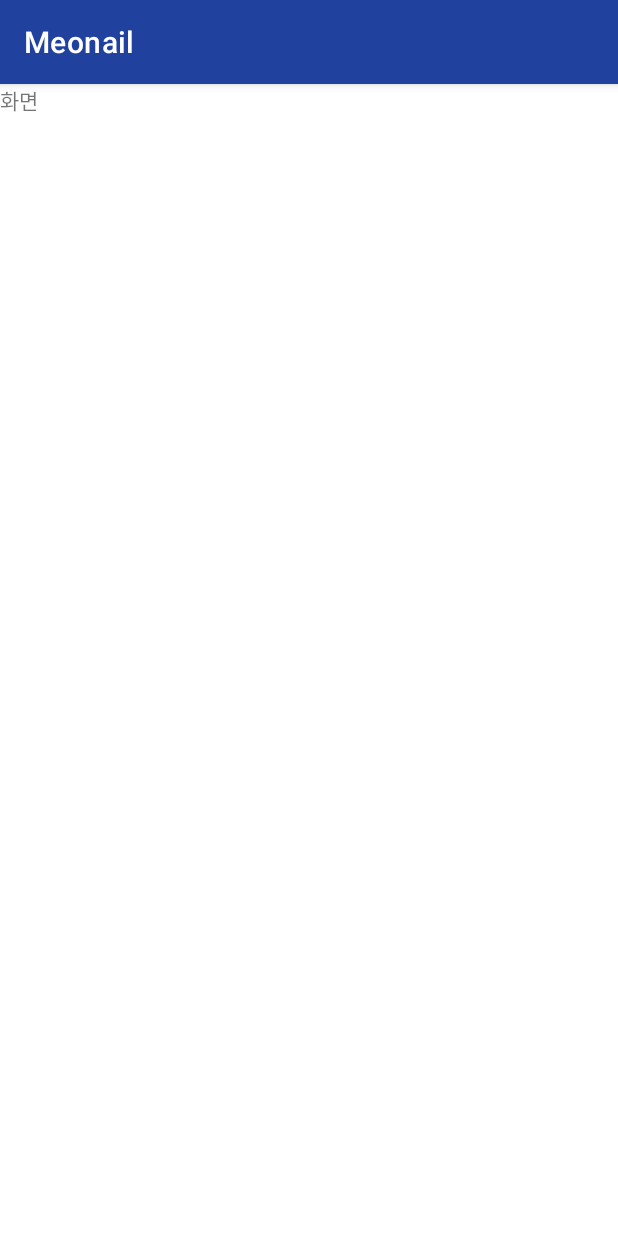
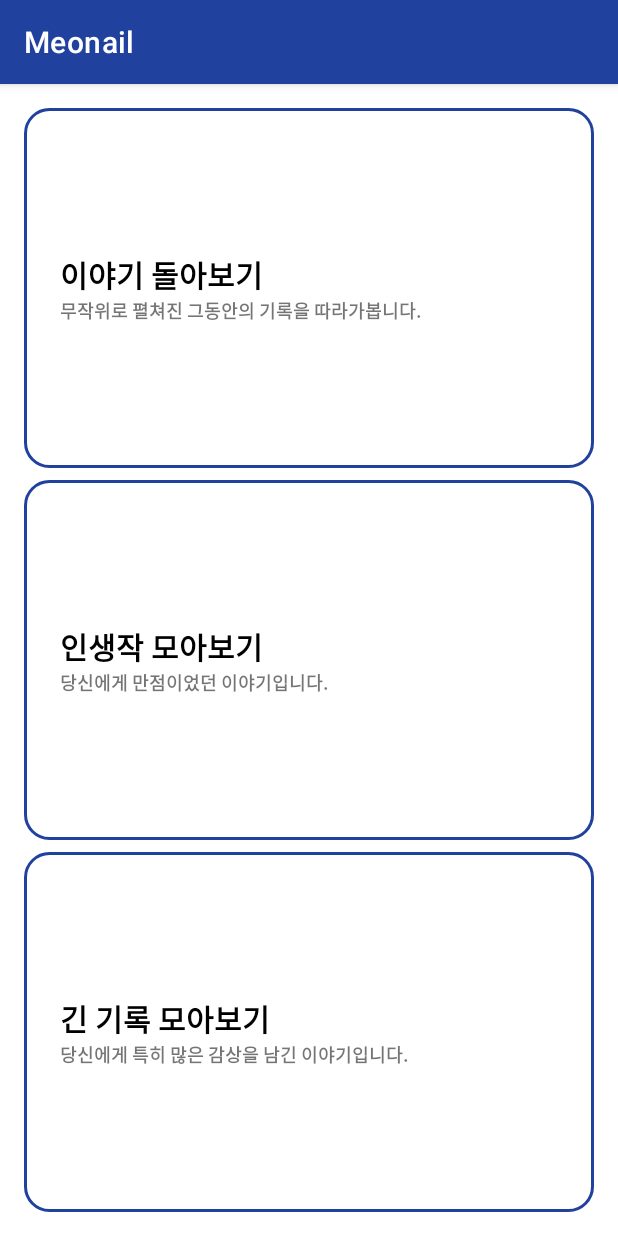
Before and after one commit to jyoon75/Meonail, an Android app: the fragment MemoryFragment shown on its own in the app's theme, on a phone screen of 412 x 824 dp. Run offline under Robolectric (Android 15) with nearby library versions, the phone set to English and light mode, and no system bars; 1 statement that could not run was skipped.

Commit message:
추억 탭

```diff
--- a/app/src/main/AndroidManifest.xml
+++ b/app/src/main/AndroidManifest.xml
@@ -6,7 +6,6 @@
     <uses-permission android:name="android.permission.ACCESS_NETWORK_STATE" />
     <uses-permission android:name="android.permission.WRITE_EXTERNAL_STORAGE" />
     <uses-permission android:name="android.permission.READ_EXTERNAL_STORAGE" />
-
 
     <application
         android:allowBackup="true"
@@ -21,9 +20,11 @@
         android:usesCleartextTraffic="true"
         tools:targetApi="31">
         <activity
+            android:name=".MemoryGalleryActivity"
+            android:exported="false" />
+        <activity
             android:name=".WishListActivity"
             android:exported="false" />
-
         <activity
             android:name=".ui.login.LoginActivity"
             android:exported="false"
--- a/app/src/main/java/com/example/meonail/MemoryFragment.kt
+++ b/app/src/main/java/com/example/meonail/MemoryFragment.kt
@@ -1,25 +1,25 @@
 package com.example.meonail
 
+import RecordDatabaseHelper
+import android.content.Intent
 import android.os.Bundle
 import androidx.fragment.app.Fragment
 import android.view.LayoutInflater
 import android.view.View
 import android.view.ViewGroup
+import com.example.meonail.databinding.FragmentMemoryBinding
 
-// TODO: Rename parameter arguments, choose names that match
-// the fragment initialization parameters, e.g. ARG_ITEM_NUMBER
+
 private const val ARG_PARAM1 = "param1"
 private const val ARG_PARAM2 = "param2"
 
-/**
- * A simple [Fragment] subclass.
- * Use the [MemoryFragment.newInstance] factory method to
- * create an instance of this fragment.
- */
 class MemoryFragment : Fragment() {
     // TODO: Rename and change types of parameters
     private var param1: String? = null
     private var param2: String? = null
+
+    private lateinit var binding: FragmentMemoryBinding
+    private lateinit var databaseHelper: RecordDatabaseHelper
 
     override fun onCreate(savedInstanceState: Bundle?) {
         super.onCreate(savedInstanceState)
@@ -34,19 +34,34 @@ class MemoryFragment : Fragment() {
         savedInstanceState: Bundle?
     ): View? {
         // Inflate the layout for this fragment
-        return inflater.inflate(R.layout.fragment_memory, container, false)
+        binding = FragmentMemoryBinding.inflate(inflater, container, false)
+        databaseHelper = RecordDatabaseHelper(requireContext())
+
+        // 클릭 시 MemoryGalleryActivity로 이동
+        binding.layoutAllMemory.setOnClickListener { // 모든 기록
+            val type = "All"
+            val intent = Intent(requireContext(), MemoryGalleryActivity::class.java)
+            intent.putExtra("type", type) // 넘기려는 값을 Intent에 담아서 전달
+            startActivity(intent)
+        }
+        binding.layoutRatingFiveMemory.setOnClickListener { // 5.0점 기록
+            val type = "RatingFive"
+            val intent = Intent(requireContext(), MemoryGalleryActivity::class.java)
+            intent.putExtra("type", type) // 넘기려는 값을 Intent에 담아서 전달
+            startActivity(intent)
+        }
+        binding.layoutLongNoteMemory.setOnClickListener { // 노트가 긴 기록
+            val type = "LongNote"
+            val intent = Intent(requireContext(), MemoryGalleryActivity::class.java)
+            intent.putExtra("type", type) // 넘기려는 값을 Intent에 담아서 전달
+            startActivity(intent)
+        }
+
+
+        return binding.root
     }
 
     companion object {
-        /**
-         * Use this factory method to create a new instance of
-         * this fragment using the provided parameters.
-         *
-         * @param param1 Parameter 1.
-         * @param param2 Parameter 2.
-         * @return A new instance of fragment MemoryFragment.
-         */
-        // TODO: Rename and change types and number of parameters
         @JvmStatic
         fun newInstance(param1: String, param2: String) =
             MemoryFragment().apply {
--- /dev/null
+++ b/app/src/main/res/drawable/outline.xml
@@ -0,0 +1,13 @@
+<?xml version="1.0" encoding="utf-8"?>
+<shape xmlns:android="http://schemas.android.com/apk/res/android">
+    <!-- 배경 색상 설정 -->
+    <solid android:color="#FFFFFF" />  <!-- 원하는 배경 색상으로 변경 -->
+
+    <!-- 모서리 둥글기 설정 -->
+    <corners android:radius="16dp" /> <!-- 원하는 둥근 모서리 크기 설정 -->
+
+    <!-- 아웃라인 설정 -->
+    <stroke
+        android:color="@color/primary"
+        android:width="2dp" /> <!-- 아웃라인 두께 -->
+</shape>
--- a/app/src/main/res/layout/fragment_memory.xml
+++ b/app/src/main/res/layout/fragment_memory.xml
@@ -1,14 +1,103 @@
 <?xml version="1.0" encoding="utf-8"?>
-<FrameLayout xmlns:android="http://schemas.android.com/apk/res/android"
+<LinearLayout xmlns:android="http://schemas.android.com/apk/res/android"
     xmlns:tools="http://schemas.android.com/tools"
     android:layout_width="match_parent"
     android:layout_height="match_parent"
-    tools:context=".MemoryFragment">
+    tools:context=".MemoryFragment"
+    android:orientation="vertical"
+    android:fitsSystemWindows="true"
+    android:layout_margin="16dp">
 
-    <!-- TODO: Update blank fragment layout -->
-    <TextView
+    <LinearLayout
+        android:id="@+id/layoutAllMemory"
         android:layout_width="match_parent"
-        android:layout_height="match_parent"
-        android:text="@string/hello_blank_fragment" />
+        android:layout_height="0dp"
+        android:layout_weight="1"
+        android:background="@drawable/outline"
+        android:padding="24dp"
+        android:clickable="true"
+        android:focusable="true">
+        <LinearLayout
+            android:layout_width="wrap_content"
+            android:layout_height="wrap_content"
+            android:layout_gravity="center_vertical"
+            android:orientation="vertical">
+            <TextView
+                android:layout_width="wrap_content"
+                android:layout_height="wrap_content"
+                android:textStyle="bold"
+                android:textSize="20sp"
+                android:textColor="@color/black"
+                android:text="이야기 돌아보기" />
+            <TextView
+                android:layout_width="wrap_content"
+                android:layout_height="wrap_content"
+                android:textStyle="bold"
+                android:textSize="12sp"
+                android:text="무작위로 펼쳐진 그동안의 기록을 따라가봅니다." />
+        </LinearLayout>
+    </LinearLayout>
 
-</FrameLayout>
+    <LinearLayout
+        android:id="@+id/layoutRatingFiveMemory"
+        android:layout_width="match_parent"
+        android:layout_height="0dp"
+        android:layout_weight="1"
+        android:layout_marginTop="8dp"
+        android:background="@drawable/outline"
+        android:padding="24dp"
+        android:clickable="true"
+        android:focusable="true">
+        <LinearLayout
+            android:layout_width="wrap_content"
+            android:layout_height="wrap_content"
+            android:layout_gravity="center_vertical"
+            android:orientation="vertical">
+            <TextView
+                android:layout_width="wrap_content"
+                android:layout_height="wrap_content"
+                android:textStyle="bold"
+                android:textSize="20sp"
+                android:textColor="@color/black"
+                android:text="인생작 모아보기" />
+            <TextView
+                android:layout_width="wrap_content"
+                android:layout_height="wrap_content"
+                android:textStyle="bold"
+                android:textSize="12sp"
+                android:text="당신에게 만점이었던 이야기입니다." />
+        </LinearLayout>
+    </LinearLayout>
+
+    <LinearLayout
+        android:id="@+id/layoutLongNoteMemory"
+        android:layout_width="match_parent"
+        android:layout_height="0dp"
+        android:layout_weight="1"
+        android:layout_marginTop="8dp"
+        android:background="@drawable/outline"
+        android:padding="24dp"
+        android:clickable="true"
+        android:focusable="true">
+        <LinearLayout
+            android:layout_width="wrap_content"
+            android:layout_height="wrap_content"
+            android:layout_gravity="center_vertical"
+            android:orientation="vertical">
+            <TextView
+                android:layout_width="wrap_content"
+                android:layout_height="wrap_content"
+                android:textStyle="bold"
+                android:textSize="20sp"
+                android:textColor="@color/black"
+                android:text="긴 기록 모아보기" />
+            <TextView
+                android:layout_width="wrap_content"
+                android:layout_height="wrap_content"
+                android:textStyle="bold"
+                android:textSize="12sp"
+                android:text="당신에게 특히 많은 감상을 남긴 이야기입니다." />
+        </LinearLayout>
+    </LinearLayout>
+
+</LinearLayout>
```
Also changed, not shown: app/src/main/java/RecordDatabaseHelper.kt (+92 -3 lines), app/src/main/java/com/example/meonail/MemoryAdapter.kt (added, +22 -0 lines), app/src/main/java/com/example/meonail/MemoryGalleryActivity.kt (added, +80 -0 lines), app/src/main/res/layout/activity_memory_gallery.xml (added, +39 -0 lines).
